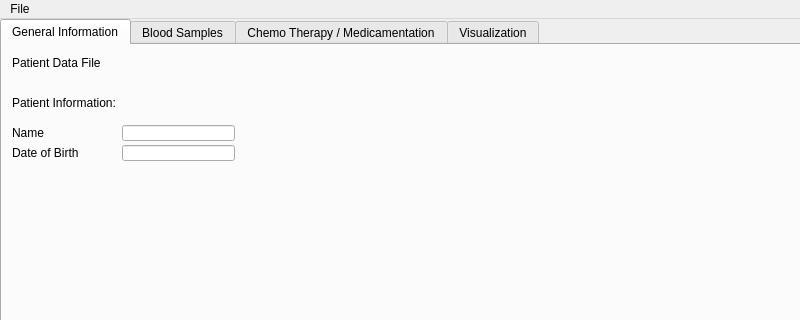
This is mainwindow.ui in svenwml/Leuki as Qt 5 draws it before an edit; both pictures show x 0 to 800 and y 0 to 320 of the 800 by 600 pixel window. The edited form follows.
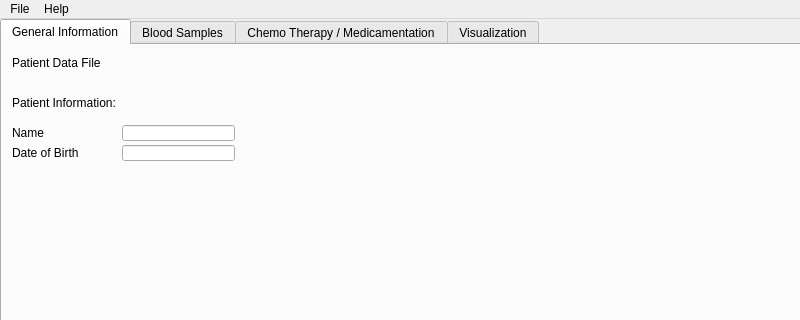
This is the edited form. Custom widgets are drawn as their Qt base class.

Commit message: add "about" dialog

```diff
--- a/mainwindow.ui
+++ b/mainwindow.ui
@@ -297,7 +297,14 @@
     <addaction name="actionSettingsSaveAs"/>
     <addaction name="actionSettings"/>
    </widget>
+   <widget class="QMenu" name="menuHelp">
+    <property name="title">
+     <string>Help</string>
+    </property>
+    <addaction name="actionAbout"/>
+   </widget>
    <addaction name="menuLeuki"/>
+   <addaction name="menuHelp"/>
   </widget>
   <widget class="QStatusBar" name="statusbar"/>
   <action name="actionSettingsSaveAs">
```
Left out of the diff: 5 changed lines with no effect on the pictures. The commit also changes 2 other files.
